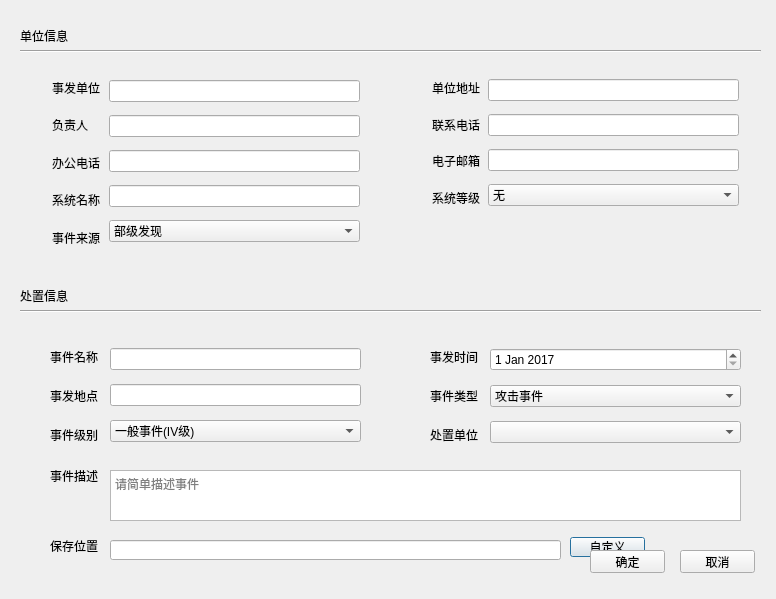
sl5976886/sectool, file newtaskdialog.ui: the form before one commit.
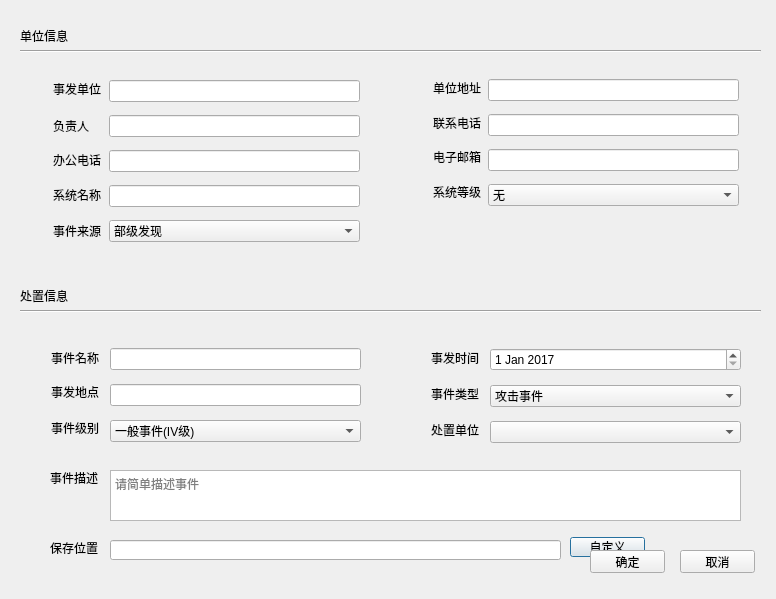
The form after the commit. Icons and pictures are not drawn.

```diff
--- a/newtaskdialog.ui
+++ b/newtaskdialog.ui
@@ -94,7 +94,7 @@
    <property name="geometry">
     <rect>
      <x>50</x>
-     <y>540</y>
+     <y>542</y>
      <width>54</width>
      <height>12</height>
     </rect>
@@ -107,7 +107,7 @@
    <property name="geometry">
     <rect>
      <x>50</x>
-     <y>470</y>
+     <y>472</y>
      <width>54</width>
      <height>12</height>
     </rect>
@@ -116,53 +116,6 @@
     <string>事件描述</string>
    </property>
   </widget>
-  <widget class="QWidget" name="layoutWidget">
-   <property name="geometry">
-    <rect>
-     <x>52</x>
-     <y>72</y>
-     <width>50</width>
-     <height>181</height>
-    </rect>
-   </property>
-   <layout class="QVBoxLayout" name="verticalLayout">
-    <item>
-     <widget class="QLabel" name="label_2">
-      <property name="text">
-       <string>事发单位</string>
-      </property>
-     </widget>
-    </item>
-    <item>
-     <widget class="QLabel" name="label_3">
-      <property name="text">
-       <string>负责人</string>
-      </property>
-     </widget>
-    </item>
-    <item>
-     <widget class="QLabel" name="label_4">
-      <property name="text">
-       <string>办公电话</string>
-      </property>
-     </widget>
-    </item>
-    <item>
-     <widget class="QLabel" name="label_5">
-      <property name="text">
-       <string>系统名称</string>
-      </property>
-     </widget>
-    </item>
-    <item>
-     <widget class="QLabel" name="label_6">
-      <property name="text">
-       <string>事件来源</string>
-      </property>
-     </widget>
-    </item>
-   </layout>
-  </widget>
   <widget class="QWidget" name="layoutWidget">
    <property name="geometry">
     <rect>
@@ -211,46 +164,6 @@
     </item>
    </layout>
   </widget>
-  <widget class="QWidget" name="layoutWidget">
-   <property name="geometry">
-    <rect>
-     <x>432</x>
-     <y>72</y>
-     <width>50</width>
-     <height>141</height>
-    </rect>
-   </property>
-   <layout class="QVBoxLayout" name="verticalLayout_3">
-    <item>
-     <widget class="QLabel" name="label_7">
-      <property name="text">
-       <string>单位地址</string>
-      </property>
-     </widget>
-    </item>
-    <item>
-     <widget class="QLabel" name="label_8">
-      <property name="text">
-       <string>联系电话</string>
-      </property>
-     </widget>
-    </item>
-    <item>
-     <widget class="QLabel" name="label_9">
-      <property name="text">
-       <string>电子邮箱</string>
-      </property>
-     </widget>
-    </item>
-    <item>
-     <widget class="QLabel" name="label_10">
-      <property name="text">
-       <string>系统等级</string>
-      </property>
-     </widget>
-    </item>
-   </layout>
-  </widget>
   <widget class="QWidget" name="layoutWidget">
    <property name="geometry">
     <rect>
@@ -306,72 +219,6 @@
     </item>
    </layout>
   </widget>
-  <widget class="QWidget" name="layoutWidget">
-   <property name="geometry">
-    <rect>
-     <x>50</x>
-     <y>340</y>
-     <width>50</width>
-     <height>111</height>
-    </rect>
-   </property>
-   <layout class="QVBoxLayout" name="verticalLayout_5">
-    <item>
-     <widget class="QLabel" name="label_13">
-      <property name="text">
-       <string>事件名称</string>
-      </property>
-     </widget>
-    </item>
-    <item>
-     <widget class="QLabel" name="label_14">
-      <property name="text">
-       <string>事发地点</string>
-      </property>
-     </widget>
-    </item>
-    <item>
-     <widget class="QLabel" name="label_15">
-      <property name="text">
-       <string>事件级别</string>
-      </property>
-     </widget>
-    </item>
-   </layout>
-  </widget>
-  <widget class="QWidget" name="layoutWidget">
-   <property name="geometry">
-    <rect>
-     <x>430</x>
-     <y>340</y>
-     <width>50</width>
-     <height>111</height>
-    </rect>
-   </property>
-   <layout class="QVBoxLayout" name="verticalLayout_6">
-    <item>
-     <widget class="QLabel" name="label_16">
-      <property name="text">
-       <string>事发时间</string>
-      </property>
-     </widget>
-    </item>
-    <item>
-     <widget class="QLabel" name="label_18">
-      <property name="text">
-       <string>事件类型</string>
-      </property>
-     </widget>
-    </item>
-    <item>
-     <widget class="QLabel" name="label_20">
-      <property name="text">
-       <string>处置单位</string>
-      </property>
-     </widget>
-    </item>
-   </layout>
-  </widget>
   <widget class="QTextEdit" name="discribeTextEdit">
    <property name="geometry">
     <rect>
@@ -415,7 +262,7 @@
    <property name="geometry">
     <rect>
      <x>420</x>
-     <y>392</y>
+     <y>391</y>
      <width>8</width>
      <height>8</height>
     </rect>
@@ -434,7 +281,7 @@
    <property name="geometry">
     <rect>
      <x>420</x>
-     <y>353</y>
+     <y>355</y>
      <width>8</width>
      <height>8</height>
     </rect>
@@ -453,7 +300,7 @@
    <property name="geometry">
     <rect>
      <x>40</x>
-     <y>392</y>
+     <y>389</y>
      <width>8</width>
      <height>8</height>
     </rect>
@@ -472,7 +319,7 @@
    <property name="geometry">
     <rect>
      <x>40</x>
-     <y>430</y>
+     <y>425</y>
      <width>8</width>
      <height>8</height>
     </rect>
@@ -491,7 +338,7 @@
    <property name="geometry">
     <rect>
      <x>40</x>
-     <y>353</y>
+     <y>354</y>
      <width>8</width>
      <height>8</height>
     </rect>
@@ -637,7 +484,7 @@
    <property name="geometry">
     <rect>
      <x>420</x>
-     <y>430</y>
+     <y>426</y>
      <width>8</width>
      <height>8</height>
     </rect>
@@ -652,6 +499,201 @@
     <bool>true</bool>
    </property>
   </widget>
+  <widget class="QLabel" name="label_2">
+   <property name="geometry">
+    <rect>
+     <x>53</x>
+     <y>81</y>
+     <width>48</width>
+     <height>16</height>
+    </rect>
+   </property>
+   <property name="text">
+    <string>事发单位</string>
+   </property>
+  </widget>
+  <widget class="QLabel" name="label_3">
+   <property name="geometry">
+    <rect>
+     <x>53</x>
+     <y>118</y>
+     <width>36</width>
+     <height>16</height>
+    </rect>
+   </property>
+   <property name="text">
+    <string>负责人</string>
+   </property>
+  </widget>
+  <widget class="QLabel" name="label_4">
+   <property name="geometry">
+    <rect>
+     <x>53</x>
+     <y>152</y>
+     <width>48</width>
+     <height>16</height>
+    </rect>
+   </property>
+   <property name="text">
+    <string>办公电话</string>
+   </property>
+  </widget>
+  <widget class="QLabel" name="label_5">
+   <property name="geometry">
+    <rect>
+     <x>53</x>
+     <y>187</y>
+     <width>48</width>
+     <height>16</height>
+    </rect>
+   </property>
+   <property name="text">
+    <string>系统名称</string>
+   </property>
+  </widget>
+  <widget class="QLabel" name="label_6">
+   <property name="geometry">
+    <rect>
+     <x>53</x>
+     <y>223</y>
+     <width>48</width>
+     <height>16</height>
+    </rect>
+   </property>
+   <property name="text">
+    <string>事件来源</string>
+   </property>
+  </widget>
+  <widget class="QLabel" name="label_8">
+   <property name="geometry">
+    <rect>
+     <x>433</x>
+     <y>115</y>
+     <width>48</width>
+     <height>16</height>
+    </rect>
+   </property>
+   <property name="text">
+    <string>联系电话</string>
+   </property>
+  </widget>
+  <widget class="QLabel" name="label_7">
+   <property name="geometry">
+    <rect>
+     <x>433</x>
+     <y>80</y>
+     <width>48</width>
+     <height>16</height>
+    </rect>
+   </property>
+   <property name="text">
+    <string>单位地址</string>
+   </property>
+  </widget>
+  <widget class="QLabel" name="label_9">
+   <property name="geometry">
+    <rect>
+     <x>433</x>
+     <y>149</y>
+     <width>48</width>
+     <height>16</height>
+    </rect>
+   </property>
+   <property name="text">
+    <string>电子邮箱</string>
+   </property>
+  </widget>
+  <widget class="QLabel" name="label_10">
+   <property name="geometry">
+    <rect>
+     <x>433</x>
+     <y>184</y>
+     <width>48</width>
+     <height>16</height>
+    </rect>
+   </property>
+   <property name="text">
+    <string>系统等级</string>
+   </property>
+  </widget>
+  <widget class="QLabel" name="label_13">
+   <property name="geometry">
+    <rect>
+     <x>51</x>
+     <y>350</y>
+     <width>48</width>
+     <height>16</height>
+    </rect>
+   </property>
+   <property name="text">
+    <string>事件名称</string>
+   </property>
+  </widget>
+  <widget class="QLabel" name="label_14">
+   <property name="geometry">
+    <rect>
+     <x>51</x>
+     <y>384</y>
+     <width>48</width>
+     <height>16</height>
+    </rect>
+   </property>
+   <property name="text">
+    <string>事发地点</string>
+   </property>
+  </widget>
+  <widget class="QLabel" name="label_15">
+   <property name="geometry">
+    <rect>
+     <x>51</x>
+     <y>420</y>
+     <width>48</width>
+     <height>16</height>
+    </rect>
+   </property>
+   <property name="text">
+    <string>事件级别</string>
+   </property>
+  </widget>
+  <widget class="QLabel" name="label_16">
+   <property name="geometry">
+    <rect>
+     <x>431</x>
+     <y>350</y>
+     <width>48</width>
+     <height>16</height>
+    </rect>
+   </property>
+   <property name="text">
+    <string>事发时间</string>
+   </property>
+  </widget>
+  <widget class="QLabel" name="label_20">
+   <property name="geometry">
+    <rect>
+     <x>431</x>
+     <y>422</y>
+     <width>48</width>
+     <height>16</height>
+    </rect>
+   </property>
+   <property name="text">
+    <string>处置单位</string>
+   </property>
+  </widget>
+  <widget class="QLabel" name="label_18">
+   <property name="geometry">
+    <rect>
+     <x>431</x>
+     <y>386</y>
+     <width>48</width>
+     <height>16</height>
+    </rect>
+   </property>
+   <property name="text">
+    <string>事件类型</string>
+   </property>
+  </widget>
  </widget>
  <resources>
   <include location="image.qrc"/>
```
